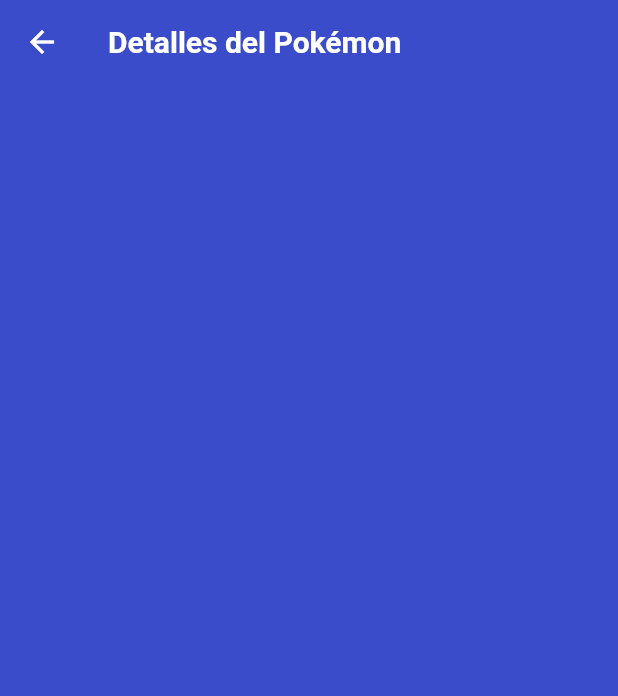
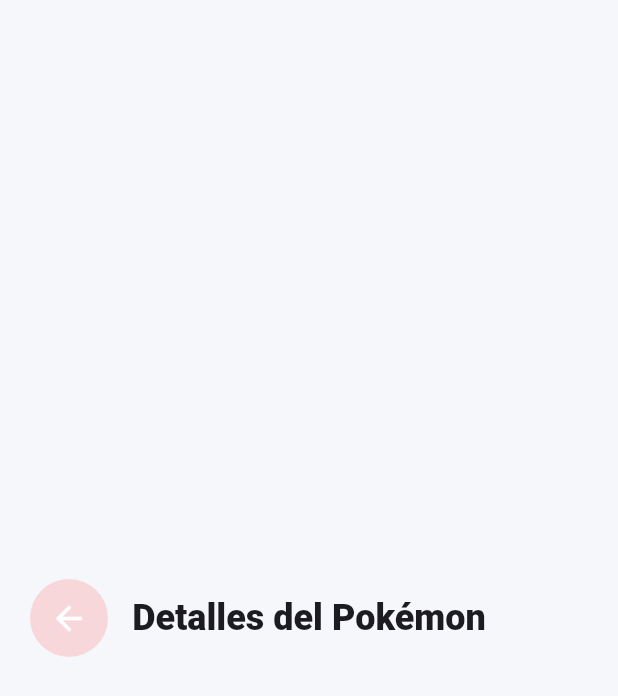
Before and after one commit to Alex-gs22/clean_architecture_poke_app, a Flutter app: the PokemonDetailHeader widget shown alone on an empty page, opened directly, on a phone screen of 412 x 824 dp. Shown: the top 696 px of the screen. Run offline on Flutter 3.47's test engine with Material 3 defaults, Android fonts, the phone set to English and light mode, and no system bars; our stand-ins replace dartz, dio, flutter_bloc, get_it, hive_flutter; accounts and stored records are empty; network calls fail.

Commit message:
feat: Refactor UI components for improved consistency and responsiveness across pages

```diff
--- a/lib/features/pokemons/presentation/widgets/pokemon_detail_header.dart
+++ b/lib/features/pokemons/presentation/widgets/pokemon_detail_header.dart
@@ -1,29 +1,76 @@
 import 'package:flutter/material.dart';
 
-class PokemonDetailHeader extends StatelessWidget implements PreferredSizeWidget {
+class PokemonDetailHeader extends StatelessWidget
+    implements PreferredSizeWidget {
   const PokemonDetailHeader({super.key});
 
   @override
-  Size get preferredSize => const Size.fromHeight(60);
+  Size get preferredSize => const Size.fromHeight(88);
 
   @override
   Widget build(BuildContext context) {
-    return AppBar(
-      backgroundColor: const Color(0xFF3B4CCA),
-      elevation: 0,
-      leading: IconButton(
-        onPressed: () => Navigator.of(context).maybePop(),
-        icon: const Icon(Icons.arrow_back, color: Colors.white),
-      ),
-      title: const Text(
-        'Detalles del Pokémon',
-        style: TextStyle(
-          color: Colors.white,
-          fontWeight: FontWeight.w700,
-          fontSize: 20,
+    final theme = Theme.of(context);
+    final onBackground = theme.colorScheme.onSurface;
+    final isDark = theme.brightness == Brightness.dark;
+    final circleColor =
+        isDark ? theme.colorScheme.primary : const Color(0xFFF8D7DA);
+    const iconColor = Colors.white;
+
+    return SafeArea(
+      bottom: false,
+      child: Container(
+        padding: const EdgeInsets.symmetric(horizontal: 20, vertical: 12),
+        color: theme.colorScheme.background,
+        child: Row(
+          crossAxisAlignment: CrossAxisAlignment.center,
+          children: [
+            _BackButton(circleColor: circleColor, iconColor: iconColor),
+            Expanded(
+              child: Center(
+                child: Text(
+                  'Detalles del Pokémon',
+                  style: theme.textTheme.headlineSmall?.copyWith(
+                    fontWeight: FontWeight.w800,
+                    color: onBackground,
+                  ),
+                ),
+              ),
+            ),
+            const SizedBox(width: 52),
+          ],
         ),
       ),
-      centerTitle: false,
     );
   }
 }
+
+class _BackButton extends StatelessWidget {
+  const _BackButton({
+    required this.circleColor,
+    required this.iconColor,
+  });
+
+  final Color circleColor;
+  final Color iconColor;
+
+  @override
+  Widget build(BuildContext context) {
+    return SizedBox(
+      width: 52,
+      height: 52,
+      child: Material(
+        color: circleColor,
+        shape: const CircleBorder(),
+        child: InkWell(
+          customBorder: const CircleBorder(),
+          onTap: () => Navigator.of(context).maybePop(),
+          child: Icon(
+            Icons.arrow_back,
+            color: iconColor,
+            size: 26,
+          ),
+        ),
+      ),
+    );
+  }
+}
--- a/lib/main.dart
+++ b/lib/main.dart
@@ -85,6 +85,7 @@ class PokeApp extends StatelessWidget {
             )..add(PokemonDetailRequested(id, isCaptured: isCaptured)),
             child: PokemonDetailPage(
               pokemonId: id,
+              initialTab: isCaptured ? 1 : 0,
             ),
           );
         },
```
Also changed, not shown: lib/features/pokemons/presentation/pages/captured_pokemons_page.dart (+12 -10 lines), lib/features/pokemons/presentation/pages/pokemon_detail_page.dart (+6 -11 lines), lib/features/pokemons/presentation/widgets/pokemon_card.dart (+35 -22 lines), lib/features/pokemons/presentation/widgets/search_result_area.dart (+8 -8 lines), lib/shared/navigation/home_shell_controller.dart (added, +22 -0 lines), lib/shared/navigation/home_shell_page.dart (+15 -12 lines).
